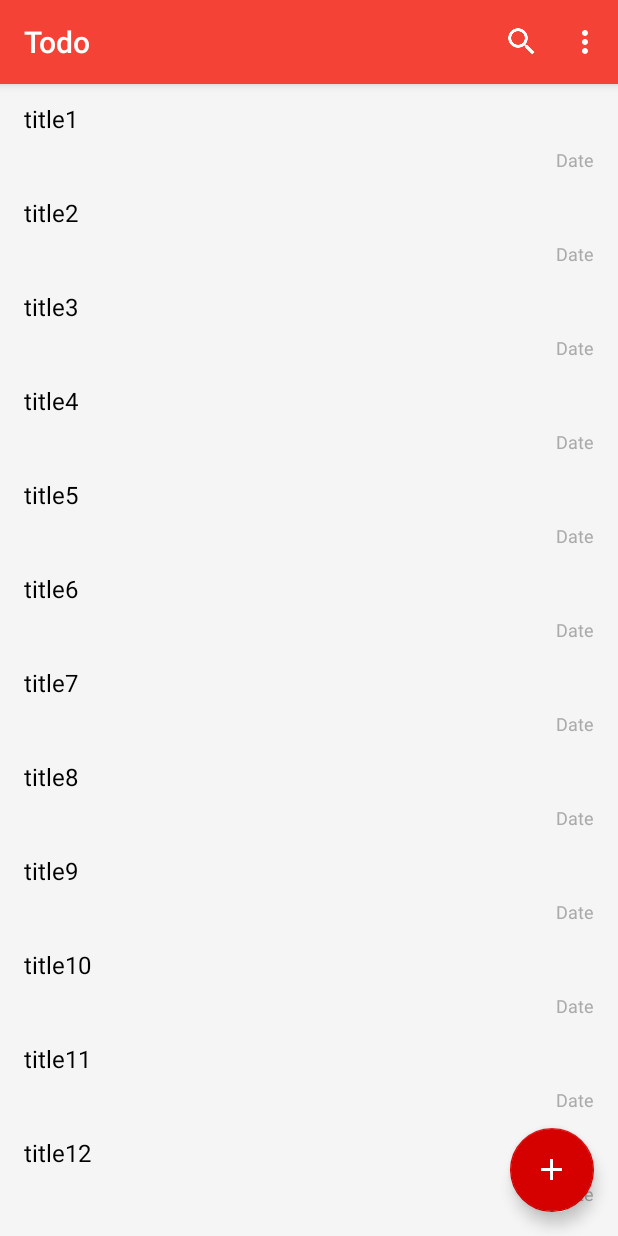
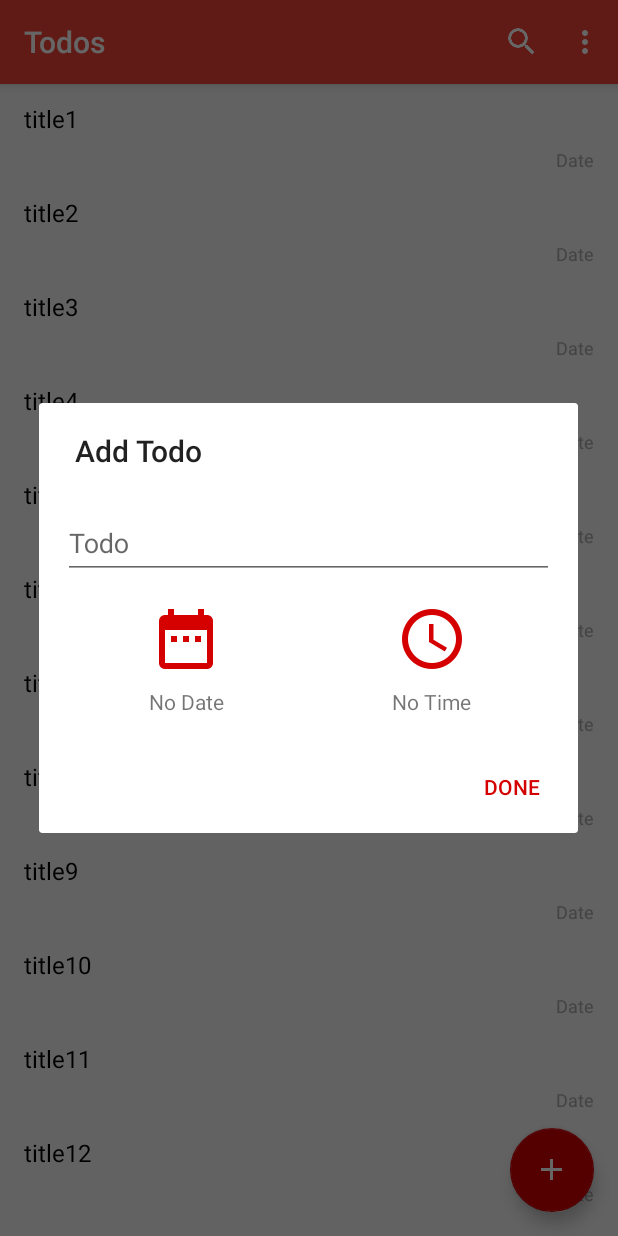
Before and after one commit to hitanshu-dhawan/Todo, an Android app: the screen it shows after launch (MainActivity), after a tap on an icon or button, on a phone screen of 412 x 824 dp. Run offline under Robolectric (Android 15) with nearby library versions, the phone set to English and light mode, and no system bars.

Commit message:
Dialog Box Added

```diff
--- a/app/src/main/java/com/hitanshudhawan/todo/MainActivity.java
+++ b/app/src/main/java/com/hitanshudhawan/todo/MainActivity.java
@@ -1,5 +1,7 @@
 package com.hitanshudhawan.todo;
 
+import android.app.Dialog;
+import android.content.DialogInterface;
 import android.graphics.Bitmap;
 import android.graphics.BitmapFactory;
 import android.graphics.Canvas;
@@ -10,12 +12,14 @@ import android.graphics.RectF;
 import android.os.Bundle;
 import android.support.design.widget.FloatingActionButton;
 import android.support.design.widget.Snackbar;
+import android.support.v7.app.AlertDialog;
 import android.support.v7.app.AppCompatActivity;
 import android.support.v7.widget.LinearLayoutManager;
 import android.support.v7.widget.RecyclerView;
 import android.support.v7.widget.SearchView;
 import android.support.v7.widget.Toolbar;
 import android.support.v7.widget.helper.ItemTouchHelper;
+import android.view.LayoutInflater;
 import android.view.View;
 import android.view.Menu;
 import android.view.MenuItem;
@@ -50,10 +54,12 @@ public class MainActivity extends AppCompatActivity {
 
     private void initView() {
 
+        setTitle("Todos");
+
         mTodos = new ArrayList<>();
-        for(int i=0;i<20;i++) {
+        for (int i = 0; i < 20; i++) {
             Todo todo = new Todo();
-            todo.setTitle("title" + (i+1));
+            todo.setTitle("title" + (i + 1));
             mTodos.add(todo);
         }
 
@@ -65,14 +71,14 @@ public class MainActivity extends AppCompatActivity {
             @Override
             public void onScrollStateChanged(RecyclerView recyclerView, int newState) {
                 super.onScrollStateChanged(recyclerView, newState);
-                if(newState == RecyclerView.SCROLL_STATE_IDLE)
+                if (newState == RecyclerView.SCROLL_STATE_IDLE)
                     mFab.show();
                 else
                     mFab.hide();
             }
         });
 
-        ItemTouchHelper itemTouchHelper = new ItemTouchHelper(new ItemTouchHelper.SimpleCallback(0,ItemTouchHelper.LEFT|ItemTouchHelper.RIGHT) {
+        ItemTouchHelper itemTouchHelper = new ItemTouchHelper(new ItemTouchHelper.SimpleCallback(0, ItemTouchHelper.LEFT | ItemTouchHelper.RIGHT) {
             @Override
             public boolean onMove(RecyclerView recyclerView, RecyclerView.ViewHolder viewHolder, RecyclerView.ViewHolder target) {
                 return false;
@@ -80,7 +86,11 @@ public class MainActivity extends AppCompatActivity {
 
             @Override
             public void onSwiped(RecyclerView.ViewHolder viewHolder, int direction) {
-
+                if (direction == ItemTouchHelper.LEFT) {
+                    // TODO add_todo
+                } else {
+                    // TODO delete_todo
+                }
             }
 
             @Override
@@ -91,27 +101,26 @@ public class MainActivity extends AppCompatActivity {
                 float height = (float) itemView.getBottom() - (float) itemView.getTop();
                 float width = height / 3;
 
-                if(actionState == ItemTouchHelper.ACTION_STATE_SWIPE) {
-                    if(dX > 0) {
+                if (actionState == ItemTouchHelper.ACTION_STATE_SWIPE) {
+                    if (dX > 0) {
                         Paint p = new Paint();
                         p.setColor(Color.parseColor("#388E3C"));
-                        RectF background = new RectF((float) itemView.getLeft(),(float) itemView.getTop(),dX,(float) itemView.getBottom());
-                        c.drawRect(background,p);
+                        RectF background = new RectF((float) itemView.getLeft(), (float) itemView.getTop(), dX, (float) itemView.getBottom());
+                        c.drawRect(background, p);
                         c.clipRect(background);
-                        Bitmap bitmap = BitmapFactory.decodeResource(getResources(),R.mipmap.ic_done_white_48dp);
-                        RectF icon_dest = new RectF((float) itemView.getLeft() + width ,(float) itemView.getTop() + width,(float) itemView.getLeft()+ 2*width,(float)itemView.getBottom() - width);
-                        c.drawBitmap(bitmap,null,icon_dest,p);
+                        Bitmap bitmap = BitmapFactory.decodeResource(getResources(), R.mipmap.ic_done_white_48dp);
+                        RectF icon_dest = new RectF((float) itemView.getLeft() + width, (float) itemView.getTop() + width, (float) itemView.getLeft() + 2 * width, (float) itemView.getBottom() - width);
+                        c.drawBitmap(bitmap, null, icon_dest, p);
                         c.restore();
-                    }
-                    else {
+                    } else {
                         Paint p = new Paint();
                         p.setColor(Color.parseColor("#D32F2F"));
-                        RectF background = new RectF((float) itemView.getRight() + dX,(float) itemView.getTop(),(float) itemView.getRight(),(float) itemView.getBottom());
-                        c.drawRect(background,p);
+                        RectF background = new RectF((float) itemView.getRight() + dX, (float) itemView.getTop(), (float) itemView.getRight(), (float) itemView.getBottom());
+                        c.drawRect(background, p);
                         c.clipRect(background);
-                        Bitmap bitmap = BitmapFactory.decodeResource(getResources(),R.mipmap.ic_delete_white_48dp);
-                        RectF icon_dest = new RectF((float) itemView.getRight() - 2*width ,(float) itemView.getTop() + width,(float) itemView.getRight() - width,(float)itemView.getBottom() - width);
-                        c.drawBitmap(bitmap,null,icon_dest,p);
+                        Bitmap bitmap = BitmapFactory.decodeResource(getResources(), R.mipmap.ic_delete_white_48dp);
+                        RectF icon_dest = new RectF((float) itemView.getRight() - 2 * width, (float) itemView.getTop() + width, (float) itemView.getRight() - width, (float) itemView.getBottom() - width);
+                        c.drawBitmap(bitmap, null, icon_dest, p);
                         c.restore();
                     }
                 }
@@ -123,6 +132,18 @@ public class MainActivity extends AppCompatActivity {
             @Override
             public void onClick(View view) {
 
+                AlertDialog.Builder aleartDialogBuilder = new AlertDialog.Builder(MainActivity.this);
+                aleartDialogBuilder.setTitle("Add Todo");
+                aleartDialogBuilder.setView(getLayoutInflater().inflate(R.layout.add_dialog_box,null));
+                aleartDialogBuilder.setPositiveButton("Done", new DialogInterface.OnClickListener() {
+                    @Override
+                    public void onClick(DialogInterface dialogInterface, int i) {
+
+                    }
+                });
+                AlertDialog alertDialog = aleartDialogBuilder.create();
+                alertDialog.getWindow().getAttributes().windowAnimations = R.style.DialogAnimation;
+                alertDialog.show();
             }
         });
 
--- /dev/null
+++ b/app/src/main/res/layout/add_dialog_box.xml
@@ -0,0 +1,87 @@
+<?xml version="1.0" encoding="utf-8"?>
+<LinearLayout xmlns:android="http://schemas.android.com/apk/res/android"
+    android:layout_width="match_parent"
+    android:layout_height="match_parent"
+    xmlns:app="http://schemas.android.com/apk/res-auto"
+    android:orientation="vertical"
+    android:padding="16dp"
+    android:focusable="true"
+    android:focusableInTouchMode="true">
+
+    <android.support.design.widget.TextInputLayout
+        android:layout_width="match_parent"
+        android:layout_height="wrap_content">
+
+        <EditText
+            android:layout_width="match_parent"
+            android:layout_height="wrap_content"
+            android:hint="Todo"
+            />
+
+    </android.support.design.widget.TextInputLayout>
+
+    <android.support.constraint.ConstraintLayout
+        android:layout_width="match_parent"
+        android:layout_height="wrap_content"
+        android:orientation="horizontal"
+        android:paddingTop="16dp">
+
+        <ImageButton
+            android:id="@+id/datePickerButton"
+            android:layout_width="wrap_content"
+            android:layout_height="wrap_content"
+            android:layout_marginLeft="8dp"
+            android:layout_marginRight="8dp"
+            app:layout_constraintLeft_toLeftOf="parent"
+            app:layout_constraintRight_toLeftOf="@+id/guideline"
+            android:background="@android:color/transparent"
+            app:srcCompat="@mipmap/ic_date_range_black_48dp"
+            android:tint="@color/colorAccent"/>
+
+        <ImageButton
+            android:id="@+id/timePickerButton"
+            android:layout_width="wrap_content"
+            android:layout_height="wrap_content"
+            android:layout_marginLeft="8dp"
+            android:layout_marginRight="8dp"
+            app:layout_constraintLeft_toLeftOf="@+id/guideline"
+            app:layout_constraintRight_toRightOf="parent"
+            android:background="@android:color/transparent"
+            app:srcCompat="@mipmap/ic_access_time_black_48dp"
+            android:tint="@color/colorAccent"/>
+
+        <android.support.constraint.Guideline
+            android:layout_width="wrap_content"
+            android:layout_height="wrap_content"
+            android:id="@+id/guideline"
+            android:orientation="vertical"
+            app:layout_constraintGuide_percent="0.5" />
+
+        <TextView
+            android:id="@+id/dateTextView"
+            android:layout_width="wrap_content"
+            android:layout_height="wrap_content"
+            android:layout_marginLeft="8dp"
+            android:layout_marginRight="8dp"
+            android:layout_marginTop="8dp"
+            android:text="No Date"
+            app:layout_constraintLeft_toLeftOf="parent"
+            app:layout_constraintRight_toLeftOf="@+id/guideline"
+            app:layout_constraintTop_toBottomOf="@+id/datePickerButton" />
+
+        <TextView
+            android:id="@+id/timeTextView"
+            android:layout_width="wrap_content"
+            android:layout_height="wrap_content"
+            android:layout_marginLeft="8dp"
+            android:layout_marginRight="8dp"
+            android:layout_marginTop="8dp"
+            android:text="No Time"
+            app:layout_constraintLeft_toLeftOf="@+id/guideline"
+            app:layout_constraintRight_toRightOf="parent"
+            app:layout_constraintTop_toBottomOf="@+id/timePickerButton" />
+
+
+    </android.support.constraint.ConstraintLayout>
+
+</LinearLayout>
--- a/app/src/main/res/values/styles.xml
+++ b/app/src/main/res/values/styles.xml
@@ -17,4 +17,9 @@
 
     <style name="AppTheme.PopupOverlay" parent="ThemeOverlay.AppCompat.Light" />
 
+    <style name="DialogAnimation">
+        <item name="android:windowEnterAnimation">@android:anim/slide_in_left</item>
+        <item name="android:windowExitAnimation">@android:anim/slide_out_right</item>
+    </style>
+
 </resources>
```
Also changed, not shown: app/src/main/res/mipmap-hdpi/ic_access_time_black_48dp.png (added), app/src/main/res/mipmap-hdpi/ic_date_range_black_48dp.png (added), app/src/main/res/mipmap-mdpi/ic_access_time_black_48dp.png (added), app/src/main/res/mipmap-mdpi/ic_date_range_black_48dp.png (added), app/src/main/res/mipmap-xhdpi/ic_access_time_black_48dp.png (added), app/src/main/res/mipmap-xhdpi/ic_date_range_black_48dp.png (added), app/src/main/res/mipmap-xxhdpi/ic_access_time_black_48dp.png (added), app/src/main/res/mipmap-xxhdpi/ic_date_range_black_48dp.png (added), app/src/main/res/mipmap-xxxhdpi/ic_access_time_black_48dp.png (added), app/src/main/res/mipmap-xxxhdpi/ic_date_range_black_48dp.png (added).
